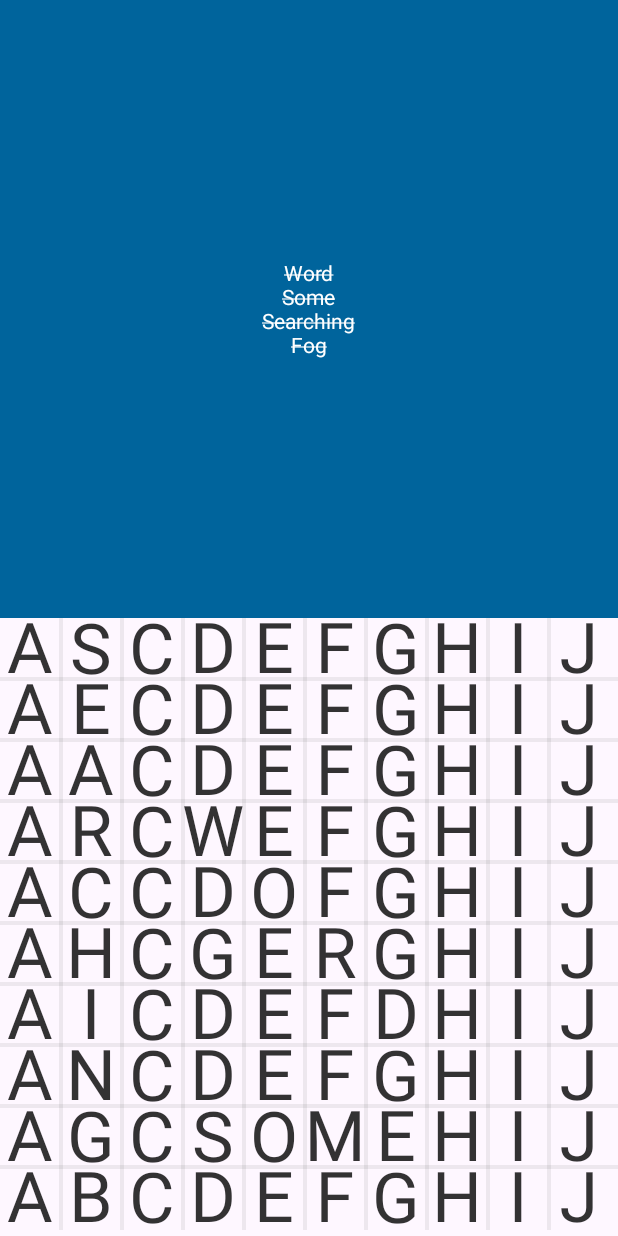
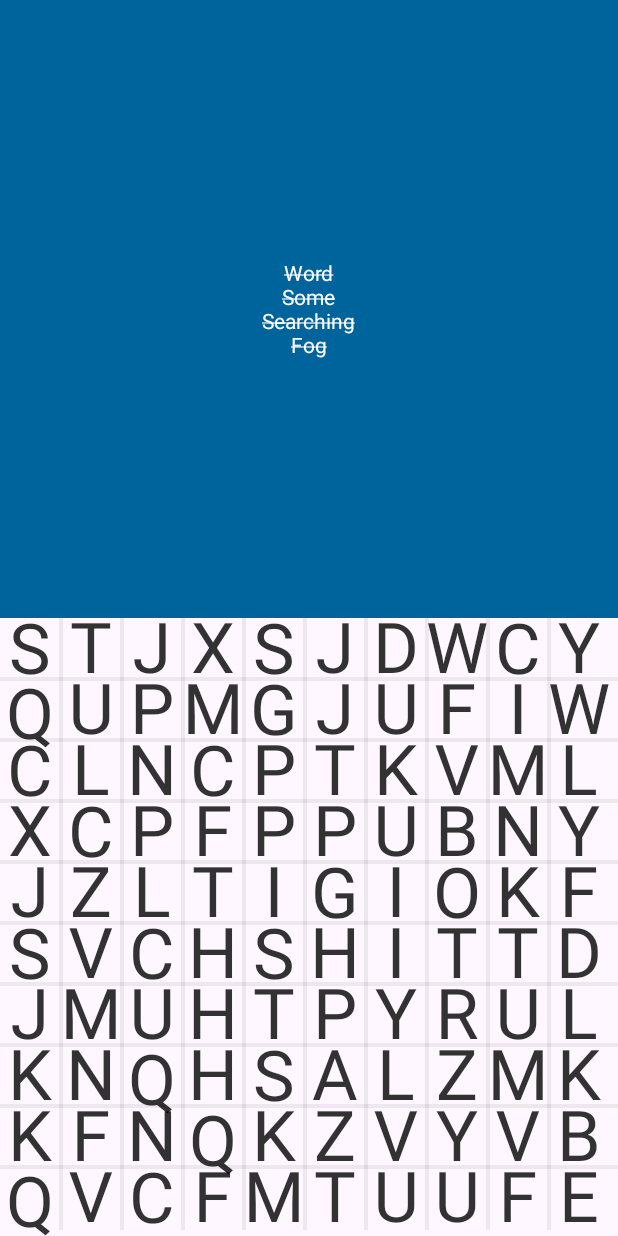
Before and after one commit to vadhub/wordFinder, an Android app: the screen it shows after launch (MainActivity), on a phone screen of 412 x 824 dp. Run offline under Robolectric (Android 15) with nearby library versions, the phone set to English and light mode, and no system bars.

Commit message:
random field of words

```diff
--- a/app/src/main/java/com/abg/wordfinder/MainActivity.java
+++ b/app/src/main/java/com/abg/wordfinder/MainActivity.java
@@ -10,6 +10,8 @@ import android.widget.Toast;
 
 import com.abg.wordfinder.model.Word;
 import com.abg.wordfinder.view.WordSearchView;
+
+import java.util.Arrays;
 
 public class MainActivity extends AppCompatActivity {
 
@@ -28,6 +30,13 @@ public class MainActivity extends AppCompatActivity {
             "ABCDEFGHIJ".toCharArray()
     };
 
+    private String[] words = {
+            "WORD",
+            "SOMOP",
+            "SEARCHING",
+            "FOG"
+    };
+
 
     @Override
     protected void onCreate(Bundle savedInstanceState) {
@@ -42,13 +51,15 @@ public class MainActivity extends AppCompatActivity {
 
         wordsGrid = findViewById(R.id.wordsGrid);
 
-        wordsGrid.setLetters(letters);
+        wordsGrid.setLetters(WordField.get2dWordField(10));
+
+
 
         wordsGrid.setWords(
-                new Word("WORD", false, 3, 3, 6, 6),
-                new Word("SOME", false, 8, 3, 8, 6),
-                new Word("SEARCHING", false, 0, 1, 8, 1),
-                new Word("FOG", false, 3, 5, 5, 3));
+                new Word(words[0], false, 3, 3, 6, 6),
+                new Word(words[1], false, 8, 3, 8, 7),
+                new Word(words[2], false, 0, 1, 8, 1),
+                new Word(words[3], false, 3, 5, 5, 3));
 
         wordsGrid.setOnWordSearchedListener(new WordSearchView.OnWordSearchedListener() {
             @Override
--- /dev/null
+++ b/app/src/main/java/com/abg/wordfinder/WordField.java
@@ -0,0 +1,18 @@
+package com.abg.wordfinder;
+
+public class WordField {
+
+    public static char[][] get2dWordField(int size) {
+        char[][] field = new char[size][size];
+        for (int r = 0; r < size; r++){
+            for (int c = 0; c < size; c++){
+                int number = (int) (Math.random() * 26) + 65;  //just move this line
+                field[r][c] = (char) number;
+                System.out.print(field[r][c] + " ");
+            }//inner for loop
+            System.out.println();
+        }//outer for loop
+
+        return field;
+    }
+}
```
